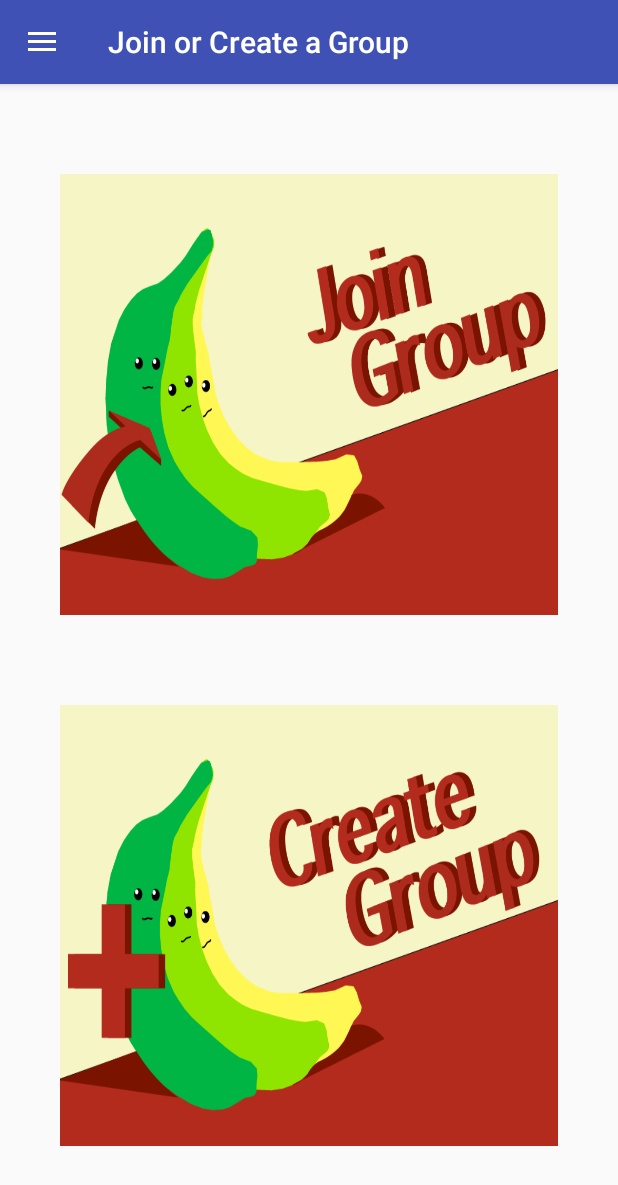
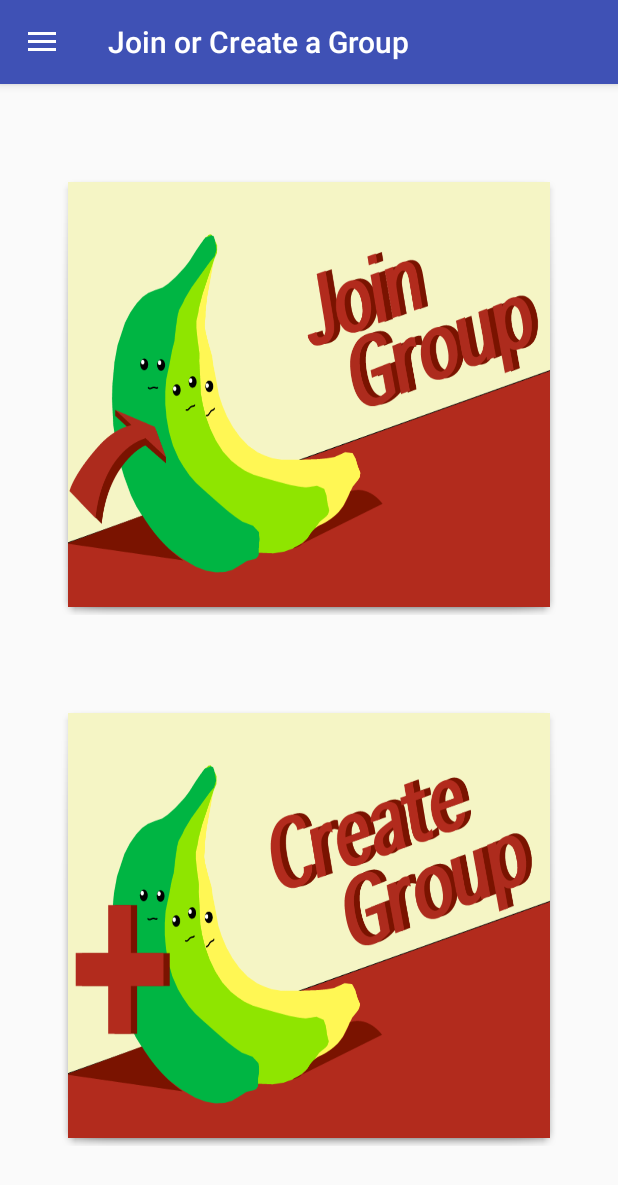
Before and after one commit to chris1625/StudyBananas, an Android app: the screen it shows after launch once a user with an empty profile is signed in (HomeActivity), on a phone screen of 412 x 824 dp. Shown: the top 1185 px of the screen. Run offline under Robolectric (Android 15) with nearby library versions, the phone set to English and light mode, and no system bars; our stand-ins replace Firebase (no records; nobody signed in at launch, a user with empty details on screens opened directly).

Commit message:
Added holo effect to borders of buttons

```diff
--- a/app/src/main/res/layout/fragment_home.xml
+++ b/app/src/main/res/layout/fragment_home.xml
@@ -18,10 +18,12 @@
         android:layout_marginTop="20dp"
         android:layout_gravity="center"
         android:id="@+id/join_group_button"
-        android:background="@drawable/joingroupbutton"/>
+        android:src="@drawable/joingroupbutton"
+        android:background="@android:drawable/dialog_holo_light_frame"/>
 
     <ImageButton
-        android:background="@drawable/creategroupbutton"
+        android:src="@drawable/creategroupbutton"
+        android:background="@android:drawable/dialog_holo_light_frame"
         android:scaleType="fitXY"
         android:padding="5dp"
         android:text="@string/create_group"
```
